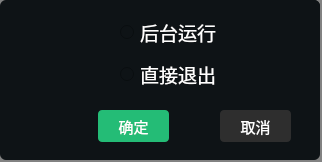
Qt form src/plugins/ukui-clock/closeOrHide.ui (ukui/ukui-sidebar) before a commit.
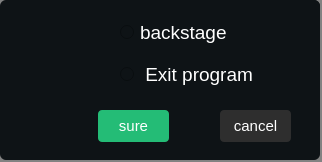
The same form after that commit. Icons and pictures are not drawn.

Patch:
```diff
--- a/src/plugins/ukui-clock/closeOrHide.ui
+++ b/src/plugins/ukui-clock/closeOrHide.ui
@@ -64,7 +64,7 @@
 </string>
     </property>
     <property name="text">
-     <string>确定</string>
+     <string>sure</string>
     </property>
    </widget>
    <widget class="QPushButton" name="cancelbtn">
@@ -85,7 +85,7 @@
 QPushButton:hover{background:rgba(143, 97, 47, 0.1)}</string>
     </property>
     <property name="text">
-     <string>取消</string>
+     <string>cancel</string>
     </property>
    </widget>
    <widget class="QLabel" name="label_6">
@@ -118,7 +118,7 @@
 font: 25 14pt ;</string>
     </property>
     <property name="text">
-     <string>后台运行</string>
+     <string>backstage</string>
     </property>
    </widget>
    <widget class="QRadioButton" name="radioButton_2">
@@ -135,7 +135,7 @@
 font: 25 14pt ;</string>
     </property>
     <property name="text">
-     <string>直接退出</string>
+     <string> Exit program </string>
     </property>
    </widget>
   </widget>
```
